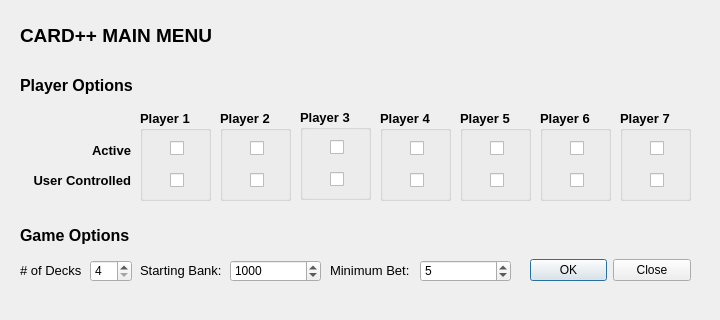
First picture: the form in Cardpp/mainmenu.ui, repository spring-2019-cpsc-362-05/software-group-project-sigma-solutions, before the edit.
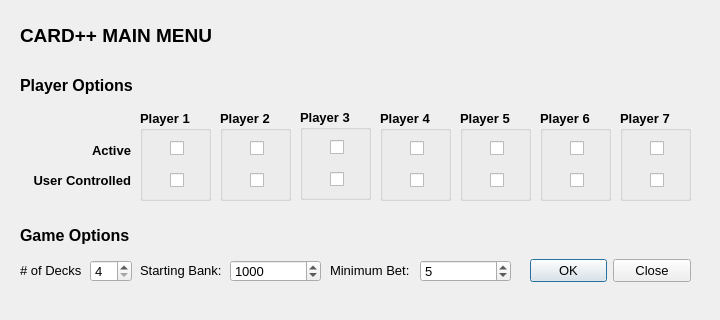
Second picture: the form after the edit.

```diff
--- a/Cardpp/mainmenu.ui
+++ b/Cardpp/mainmenu.ui
@@ -34,6 +34,11 @@
      <height>41</height>
     </rect>
    </property>
+   <property name="font">
+    <font>
+     <pointsize>10</pointsize>
+    </font>
+   </property>
    <property name="orientation">
     <enum>Qt::Horizontal</enum>
    </property>
@@ -88,6 +93,11 @@
      <height>22</height>
     </rect>
    </property>
+   <property name="font">
+    <font>
+     <pointsize>10</pointsize>
+    </font>
+   </property>
    <property name="minimum">
     <number>4</number>
    </property>
@@ -603,6 +613,11 @@
      <height>22</height>
     </rect>
    </property>
+   <property name="font">
+    <font>
+     <pointsize>10</pointsize>
+    </font>
+   </property>
    <property name="minimum">
     <number>0</number>
    </property>
@@ -625,6 +640,11 @@
      <height>22</height>
     </rect>
    </property>
+   <property name="font">
+    <font>
+     <pointsize>10</pointsize>
+    </font>
+   </property>
    <property name="minimum">
     <number>0</number>
    </property>
```
